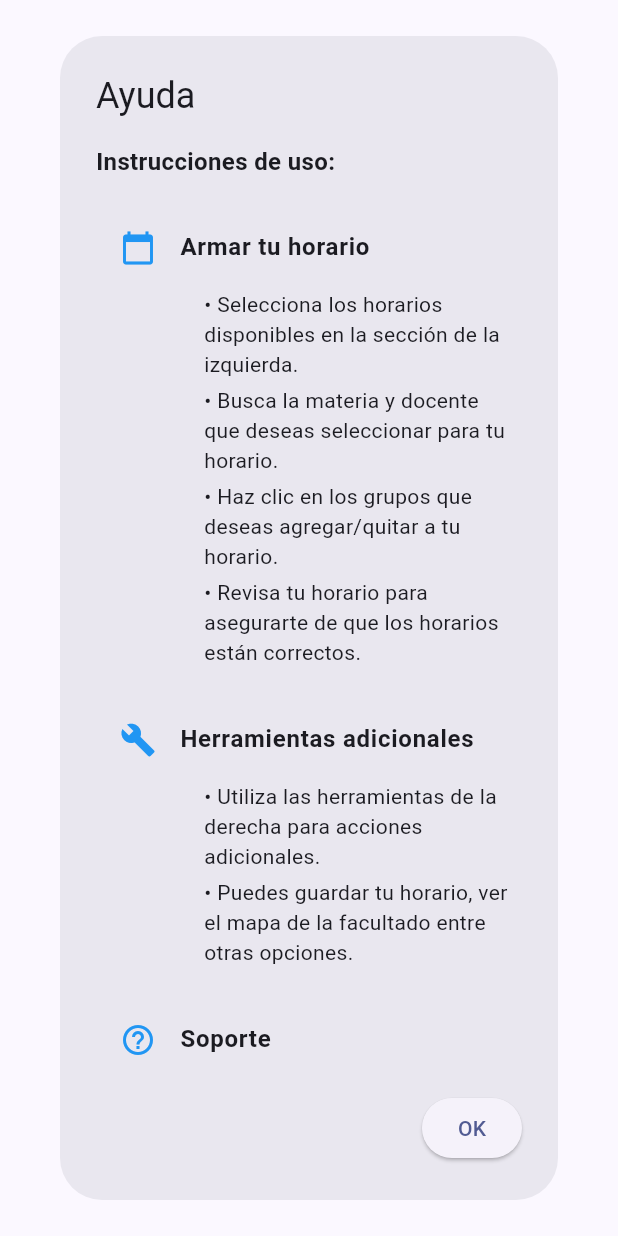
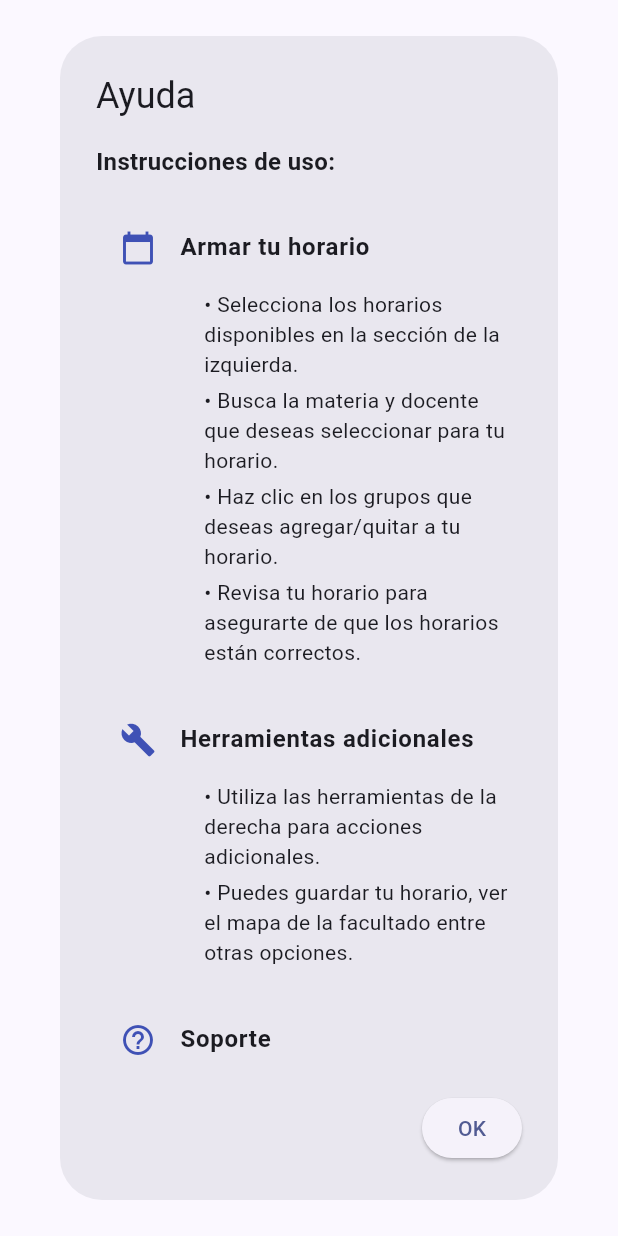
Before and after one commit to Anstayker/FCyT_Calendar, a Flutter app: the DialogHelp widget shown alone on an empty page, opened directly, on a phone screen of 412 x 824 dp. Run offline on Flutter 3.47's test engine with Material 3 defaults, Android fonts, the phone set to English and light mode, and no system bars; our stand-ins replace bloc, carousel_slider, dartz, equatable, flutter_bloc, get_it and 4 more.

Commit message:
color hot fix

```diff
--- a/lib/feature/calendar/presentation/widgets/dialog_help.dart
+++ b/lib/feature/calendar/presentation/widgets/dialog_help.dart
@@ -68,7 +68,7 @@ class DialogHelp extends StatelessWidget {
         crossAxisAlignment: CrossAxisAlignment.start,
         children: [
           ListTile(
-            leading: Icon(icon, color: Colors.blue),
+            leading: Icon(icon, color: Colors.indigo),
             title: Text(
               title,
               style: const TextStyle(
```
